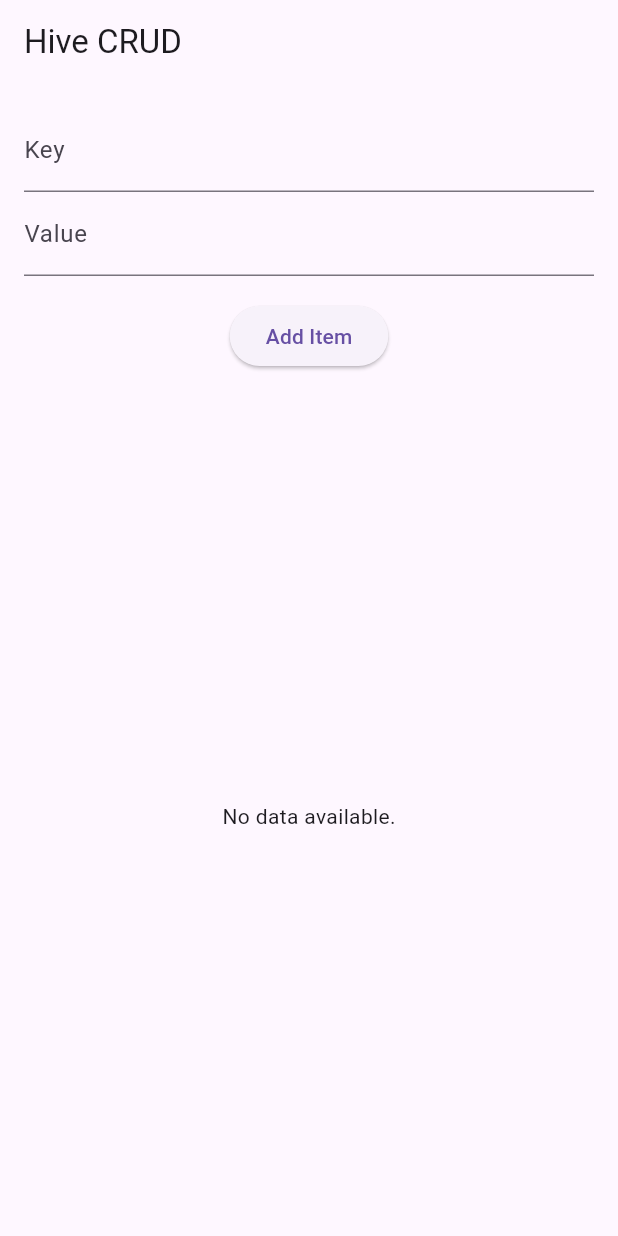
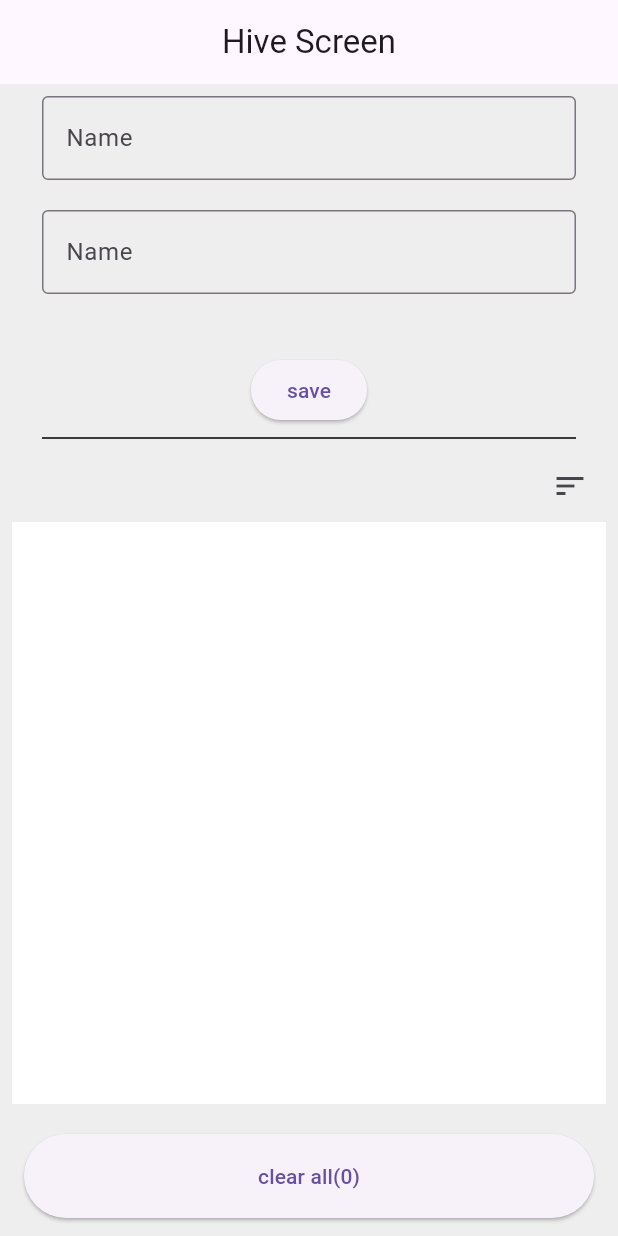
Before and after one commit to vishag002/hive_crud, a Flutter app: the screen it shows after launch, on a phone screen of 412 x 824 dp. Run offline on Flutter 3.47's test engine with Material 3 defaults, Android fonts, the phone set to English and light mode, and no system bars; our stand-ins replace hive_flutter; accounts and stored records are empty; statements that could not run were skipped.

Commit message:
hive_boxess

```diff
--- /dev/null
+++ b/lib/controller/hive_boxess.dart
@@ -0,0 +1,3 @@
+import 'package:hive_flutter/hive_flutter.dart';
+
+late Box boxPersons;
--- a/lib/view/home_screen.dart
+++ b/lib/view/home_screen.dart
@@ -1,153 +1,220 @@
 import 'package:flutter/material.dart';
-import 'package:hive_flutter/hive_flutter.dart';
+import 'package:hive_crud/controller/hive_boxess.dart';
+import 'package:hive_crud/model/person.dart';
 
 class HomeScreen extends StatefulWidget {
+  const HomeScreen({super.key});
+
   @override
-  _HomeScreenState createState() => _HomeScreenState();
+  State<HomeScreen> createState() => _HomeScreenState();
 }
 
 class _HomeScreenState extends State<HomeScreen> {
-  final TextEditingController keyController = TextEditingController();
-  final TextEditingController valueController = TextEditingController();
-  late Box myBox;
+  /* List<Person> sortedPersonList = [];
+  void LoadAndSort() {
+    final persons = boxPersons.values.toList().cast<Person>();
+    persons.sort((a, b) => a.age.compareTo(b.age)); // Sort by age
+    setState(() {
+      sortedPersonList = persons;
+    });
+  }
 
   @override
   void initState() {
     super.initState();
-    myBox = Hive.box('myBox');
-  }
+    LoadAndSort();
+  } */
 
-  void addItem() {
-    final key = keyController.text;
-    final value = valueController.text;
-
-    if (key.isNotEmpty && value.isNotEmpty) {
-      myBox.put(key, value);
-
-      keyController.clear();
-      valueController.clear();
-
-      setState(() {});
-    }
-  }
-
-  void updateItem(String key, String value) {
-    keyController.text = key;
-    valueController.text = value;
-
-    showDialog(
-      context: context,
-      builder: (context) => AlertDialog(
-        title: Text('Update Item'),
-        content: Column(
-          mainAxisSize: MainAxisSize.min,
-          children: [
-            TextField(
-              controller: keyController,
-              decoration: InputDecoration(labelText: 'Key'),
-            ),
-            TextField(
-              controller: valueController,
-              decoration: InputDecoration(labelText: 'Value'),
-            ),
-          ],
-        ),
-        actions: [
-          TextButton(
-            onPressed: () {
-              final newKey = keyController.text;
-              final newValue = valueController.text;
-
-              if (newKey.isNotEmpty && newValue.isNotEmpty) {
-                myBox.delete(key);
-                myBox.put(newKey, newValue);
-
-                keyController.clear();
-                valueController.clear();
-
-                Navigator.of(context).pop();
-                setState(() {});
-              }
-            },
-            child: Text('Update'),
-          ),
-        ],
-      ),
-    );
-  }
-
-  void deleteItem(String key) {
-    myBox.delete(key);
-    setState(() {});
-  }
+  //
+  final nameContoller = TextEditingController();
+  final ageContoller = TextEditingController();
+  //
+  final nameEditContoller = TextEditingController();
+  final ageEditContoller = TextEditingController();
 
   @override
   Widget build(BuildContext context) {
     return Scaffold(
-      appBar: AppBar(title: Text('Hive CRUD')),
-      body: Column(
+      backgroundColor: Colors.grey.shade200,
+      appBar: AppBar(
+        title: Text("Hive Screen"),
+        centerTitle: true,
+      ),
+      body: Padding(
+        padding: const EdgeInsets.all(8.0),
+        child: Column(
+          crossAxisAlignment: CrossAxisAlignment.end,
           children: [
-          Padding(
-            padding: const EdgeInsets.all(16.0),
+            Container(
+              // height: 300,
+              width: double.infinity,
+              //color: Colors.amber,
+              child: Padding(
+                padding: const EdgeInsets.symmetric(horizontal: 20),
                 child: Column(
                   children: [
-                TextField(
-                  controller: keyController,
-                  decoration: InputDecoration(labelText: 'Key'),
+                    TextFormField(
+                      controller: nameContoller,
+                      decoration: InputDecoration(
+                        border: OutlineInputBorder(),
+                        hintText: "Name",
                       ),
-                TextField(
-                  controller: valueController,
-                  decoration: InputDecoration(labelText: 'Value'),
                     ),
-                SizedBox(height: 16),
+                    SizedBox(height: 20),
+                    TextFormField(
+                      controller: ageContoller,
+                      decoration: InputDecoration(
+                        border: OutlineInputBorder(),
+                        hintText: "Name",
+                      ),
+                    ),
+                    SizedBox(height: 40),
                     ElevatedButton(
-                  onPressed: addItem,
-                  child: Text('Add Item'),
+                      style: ButtonStyle(),
+                      onPressed: () {
+                        setState(() {
+                          boxPersons.put(
+                            'key)_${nameContoller.text} ',
+                            Person(
+                              name: nameContoller.text,
+                              age: int.parse(ageContoller.text),
+                            ),
+                          );
+                        });
+                        nameContoller.clear();
+                        ageContoller.clear();
+                      },
+                      child: Text("save"),
+                    ),
+                    Divider(
+                      color: Colors.black,
                     ),
                   ],
                 ),
               ),
+            ),
+            IconButton(
+              onPressed: () {
+                setState(() {
+                  // LoadAndSort();
+                });
+                //
+              },
+              icon: Icon(Icons.sort),
+            ),
             Expanded(
-            child: ValueListenableBuilder(
-              valueListenable: myBox.listenable(),
-              builder: (context, Box box, _) {
-                if (box.isEmpty) {
-                  return Center(child: Text('No data available.'));
-                }
-
-                return ListView.builder(
-                  itemCount: box.length,
+                child: Container(
+              color: Colors.white,
+              child: ListView.builder(
+                  itemCount: boxPersons.length,
                   itemBuilder: (context, index) {
-                    final key = box.keyAt(index);
-                    final value = box.get(key);
-
-                    if (key is String && value is String) {
+                    // Person person = sortedPersonList[index];
+                    Person person = boxPersons.getAt(index);
                     return ListTile(
-                        title: Text('Key: $key'),
-                        subtitle: Text('Value: $value'),
+                      title: Text(person.name),
+                      subtitle: Text(person.age.toString()),
                       trailing: Row(
                         mainAxisSize: MainAxisSize.min,
                         children: [
                           IconButton(
                             icon: Icon(Icons.edit),
-                              onPressed: () => updateItem(key, value),
+                            onPressed: () {
+                              nameEditContoller.text = person.name;
+                              ageEditContoller.text = person.age.toString();
+                              Scaffold.of(context).showBottomSheet(
+                                (context) => Container(
+                                  // height: 200,
+                                  color: Colors.amber.shade100,
+                                  child: Padding(
+                                    padding: const EdgeInsets.all(20),
+                                    child: Column(
+                                      mainAxisSize: MainAxisSize.min,
+                                      children: [
+                                        TextFormField(
+                                          controller: nameEditContoller,
+                                          decoration: InputDecoration(
+                                            border: OutlineInputBorder(),
+
+                                            // hintText: "Name",
+                                          ),
+                                        ),
+                                        SizedBox(height: 20),
+                                        TextFormField(
+                                          controller: ageEditContoller,
+                                          decoration: InputDecoration(
+                                            border: OutlineInputBorder(),
+                                          ),
+                                        ),
+                                        SizedBox(height: 40),
+                                        Row(
+                                          mainAxisAlignment:
+                                              MainAxisAlignment.spaceAround,
+                                          children: [
+                                            ElevatedButton(
+                                              style: ButtonStyle(),
+                                              onPressed: () {
+                                                setState(() {
+                                                  boxPersons.putAt(
+                                                      index,
+                                                      Person(
+                                                        name: nameEditContoller
+                                                            .text,
+                                                        age: int.parse(
+                                                            ageEditContoller
+                                                                .text),
+                                                      ));
+                                                });
+                                                /* nameEditContoller.clear();
+                                                ageEditContoller.clear(); */
+                                                Navigator.pop(context);
+                                              },
+                                              child: Text("save"),
+                                            ),
+                                            ElevatedButton(
+                                              style: ButtonStyle(),
+                                              onPressed: () {
+                                                Navigator.pop(context);
+                                              },
+                                              child: Text("cancel"),
+                                            ),
+                                          ],
+                                        )
+                                      ],
+                                    ),
+                                  ),
+                                ),
+                              );
+                            },
                           ),
                           IconButton(
                             icon: Icon(Icons.delete),
-                              onPressed: () => deleteItem(key),
+                            onPressed: () {
+                              setState(() {
+                                boxPersons.deleteAt(index);
+                              });
+                            },
                           ),
                         ],
                       ),
                     );
-                    } else {
-                      return Container(); // Handle non-string cases or errors
-                    }
-                  },
-                );
-              },
+                  }),
+            ))
+          ],
         ),
       ),
-        ],
+      bottomNavigationBar: BottomAppBar(
+        clipBehavior: Clip.antiAlias,
+        elevation: 0,
+        notchMargin: BorderSide.strokeAlignCenter,
+        shadowColor: Colors.amber.shade900,
+        color: Colors.transparent,
+        child: ElevatedButton(
+            onPressed: () {
+              setState(() {
+                boxPersons.clear();
+              });
+            },
+            child: Text("clear all(${boxPersons.length})")),
       ),
     );
   }
```
Also changed, not shown: lib/main.dart (+6 -1 lines). Lines whose indentation alone changed are shown as unchanged.
